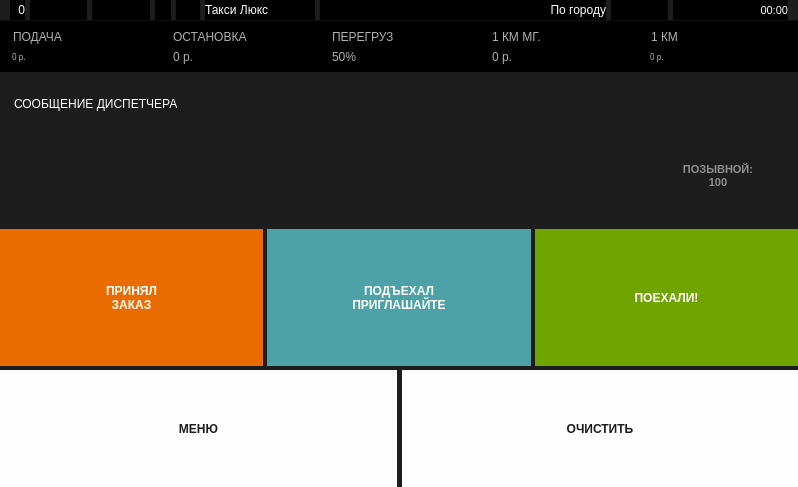
Above: indigotaxi.ui from koolkhel/wince-taximeter before the change. Below: the same form after it.
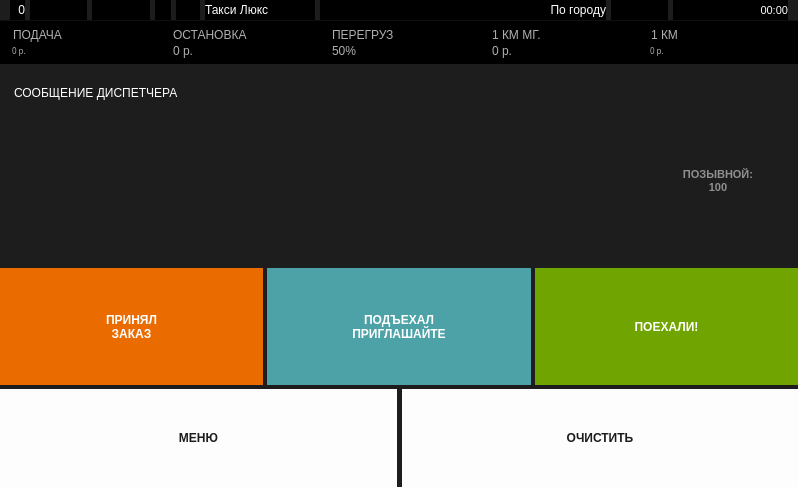
That is the form after the change. Icons and pictures are not drawn.

Commit message: версия 026, предложение заказов и т.д.

Patch:
```diff
--- a/indigotaxi.ui
+++ b/indigotaxi.ui
@@ -432,7 +432,7 @@
          <number>0</number>
         </property>
         <item>
-         <layout class="QVBoxLayout" name="verticalLayout" stretch="3,1,3,5,8,7">
+         <layout class="QVBoxLayout" name="verticalLayout" stretch="3,1,3,10,8,7">
           <property name="spacing">
            <number>0</number>
           </property>
```
The commit also changes 2 other files.
